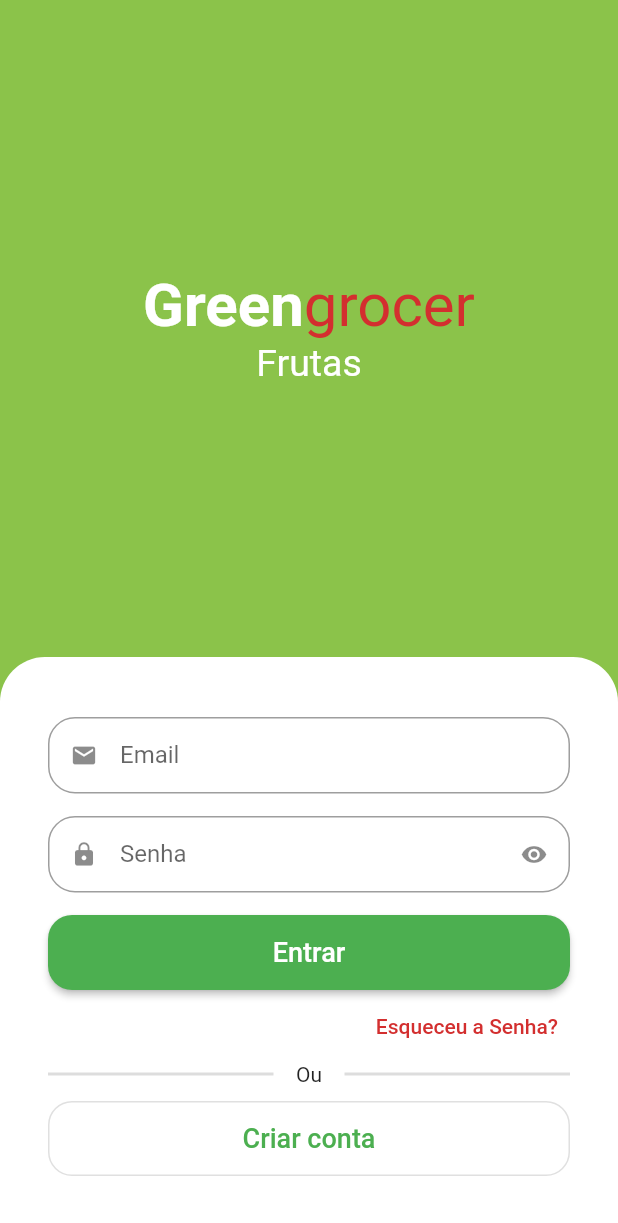
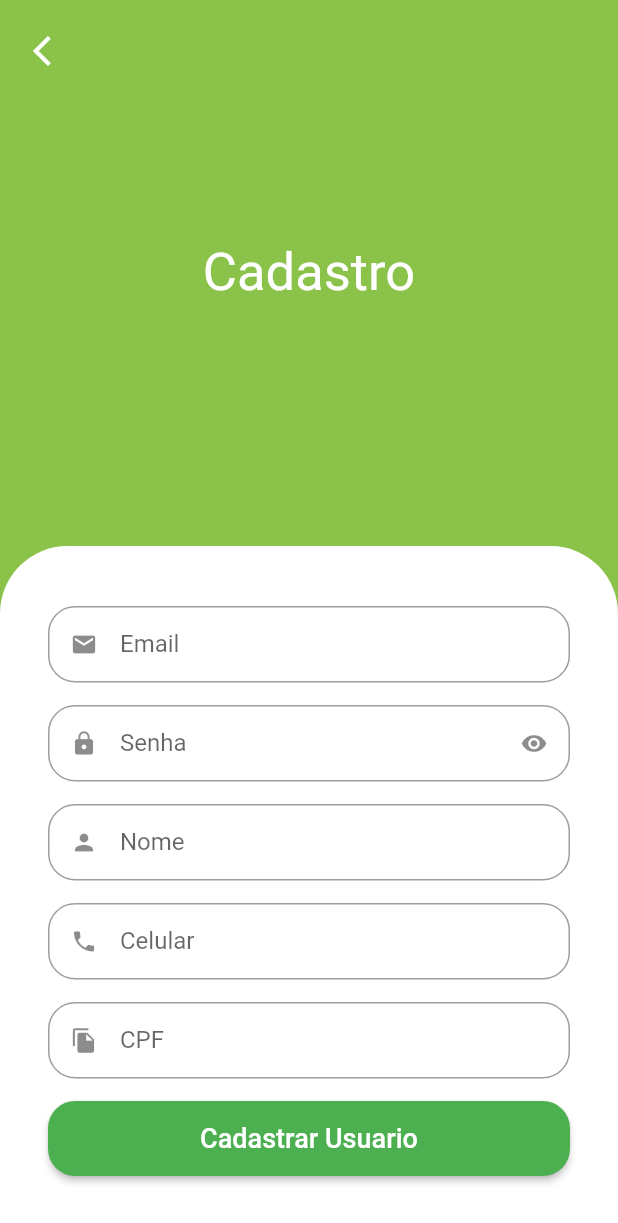
Before and after one commit to JulioCezar-1991/greengrocer_flutter_udemy, a Flutter app: the screen it shows after launch, after a tap on "Criar conta", on a phone screen of 412 x 824 dp. Shown: the top 1223 px of the screen. Run offline on Flutter 3.47's test engine with Material 2 defaults, Android fonts, the phone set to English and light mode, and no system bars; drawn by our look-alikes of animated_text_kit; our stand-ins replace mask_text_input_formatter.

Commit message:
screen sign_up_screen

```diff
--- a/lib/src/auth/components/custom_text_field.dart
+++ b/lib/src/auth/components/custom_text_field.dart
@@ -1,15 +1,18 @@
 import 'package:flutter/material.dart';
+import 'package:flutter/services.dart';
 
 class CustomTextField extends StatefulWidget {
   final IconData icon;
   final String label;
   final bool isSecret;
+  final List<TextInputFormatter>? inputFormatters;
 
   const CustomTextField({
     Key? key,
     required this.icon,
     required this.label,
     this.isSecret = false,
+    this.inputFormatters,
   }) : super(key: key);
 
   @override
@@ -30,6 +33,7 @@ class _CustomTextFieldState extends State<CustomTextField> {
     return Padding(
       padding: const EdgeInsets.only(bottom: 15),
       child: TextFormField(
+        inputFormatters: widget.inputFormatters,
         obscureText: isObscure,
         decoration: InputDecoration(
           prefixIcon: Icon(widget.icon),
--- a/lib/src/auth/sign_in_screen.dart
+++ b/lib/src/auth/sign_in_screen.dart
@@ -3,6 +3,7 @@ import 'package:flutter/material.dart';
 import 'package:greengrocer/src/config/custom_colors.dart';
 
 import 'components/custom_text_field.dart';
+import 'sign_up_screen.dart';
 
 class SignInScreen extends StatelessWidget {
   const SignInScreen({Key? key}) : super(key: key);
@@ -145,9 +146,17 @@ class SignInScreen extends StatelessWidget {
                       height: 50,
                       child: OutlinedButton(
                         style: OutlinedButton.styleFrom(
-                            shape: RoundedRectangleBorder(
-                                borderRadius: BorderRadius.circular(16))),
-                        onPressed: () {},
+                          shape: RoundedRectangleBorder(
+                            borderRadius: BorderRadius.circular(16),
+                          ),
+                        ),
+                        onPressed: () {
+                          Navigator.of(context).push(
+                            MaterialPageRoute(builder: (c) {
+                              return SignUpScreen();
+                            }),
+                          );
+                        },
                         child: const Text(
                           'Criar conta',
                           style: TextStyle(fontSize: 18),
--- /dev/null
+++ b/lib/src/auth/sign_up_screen.dart
@@ -0,0 +1,126 @@
+import 'package:flutter/material.dart';
+import 'package:greengrocer/src/auth/components/custom_text_field.dart';
+import 'package:greengrocer/src/config/custom_colors.dart';
+import 'package:mask_text_input_formatter/mask_text_input_formatter.dart';
+
+class SignUpScreen extends StatefulWidget {
+  SignUpScreen({Key? key}) : super(key: key);
+
+  final cpfFormatter = MaskTextInputFormatter(
+    mask: '###.###.###-##',
+    filter: {'#': RegExp(r'[0-9]')},
+  );
+
+  final phoneFormatter = MaskTextInputFormatter(
+    mask: '(##) #### ####',
+    filter: {'#': RegExp(r'[0-9]')},
+  );
+
+  @override
+  State<SignUpScreen> createState() => _SignUpScreenState();
+}
+
+class _SignUpScreenState extends State<SignUpScreen> {
+  @override
+  Widget build(BuildContext context) {
+    final size = MediaQuery.of(context).size;
+
+    return Scaffold(
+      backgroundColor: CustomColors.customSwatchColor,
+      body: SingleChildScrollView(
+        child: SizedBox(
+          height: size.height,
+          child: Stack(
+            children: [
+              Column(
+                children: [
+                  const Expanded(
+                    child: Center(
+                      child: Text(
+                        'Cadastro',
+                        style: TextStyle(color: Colors.white, fontSize: 35),
+                      ),
+                    ),
+                  ),
+                  // Formulario
+                  Container(
+                    padding: const EdgeInsets.symmetric(
+                      horizontal: 32,
+                      vertical: 40,
+                    ),
+                    decoration: const BoxDecoration(
+                      color: Colors.white,
+                      borderRadius: BorderRadius.vertical(
+                        top: Radius.circular(45),
+                      ),
+                    ),
+                    child: Column(
+                      crossAxisAlignment: CrossAxisAlignment.stretch,
+                      children: [
+                        const CustomTextField(
+                          icon: Icons.email,
+                          label: 'Email',
+                        ),
+                        const CustomTextField(
+                          icon: Icons.lock,
+                          label: 'Senha',
+                          isSecret: true,
+                        ),
+                        const CustomTextField(
+                          icon: Icons.person,
+                          label: 'Nome',
+                        ),
+                        CustomTextField(
+                          icon: Icons.phone,
+                          label: 'Celular',
+                          inputFormatters: [widget.phoneFormatter],
+                        ),
+                        CustomTextField(
+                          icon: Icons.file_copy,
+                          label: 'CPF',
+                          inputFormatters: [widget.cpfFormatter],
+                        ),
+                        SizedBox(
+                          height: 50,
+                          child: ElevatedButton(
+                            style: ElevatedButton.styleFrom(
+                              shape: RoundedRectangleBorder(
+                                borderRadius: BorderRadius.circular(18),
+                              ),
+                            ),
+                            onPressed: () {},
+                            child: const Text(
+                              'Cadastrar Usuario',
+                              style: TextStyle(
+                                fontSize: 18,
+                              ),
+                            ),
+                          ),
+                        )
+                      ],
+                    ),
+                  ),
+                ],
+              ),
+              Positioned(
+                top: 10,
+                left: 10,
+                child: SafeArea(
+                  child: IconButton(
+                    onPressed: () {
+                      Navigator.of(context).pop();
+                    },
+                    icon: const Icon(
+                      Icons.arrow_back_ios,
+                      color: Colors.white,
+                    ),
+                  ),
+                ),
+              )
+            ],
+          ),
+        ),
+      ),
+    );
+  }
+}
--- a/pubspec.yaml
+++ b/pubspec.yaml
@@ -35,6 +35,7 @@ dependencies:
   # Use with the CupertinoIcons class for iOS style icons.
   cupertino_icons: ^1.0.2
   animated_text_kit: ^4.2.2
+  mask_text_input_formatter: ^2.4.0
 
 dev_dependencies:
   flutter_test:
```
Also changed, not shown: pubspec.lock.
